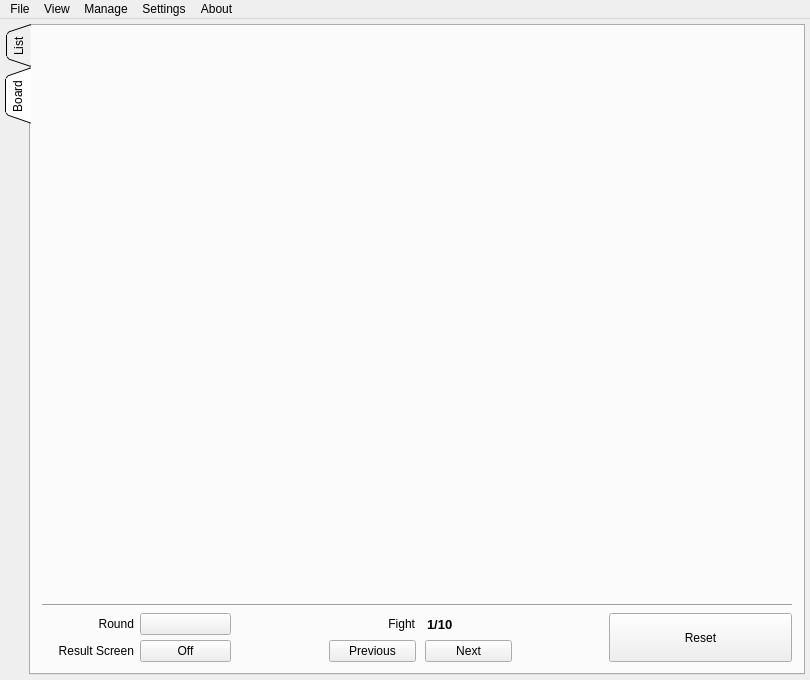
First picture: the form in TeamTournament/MainWindow.ui, repository fmuecke/Ipponboard, before the edit.
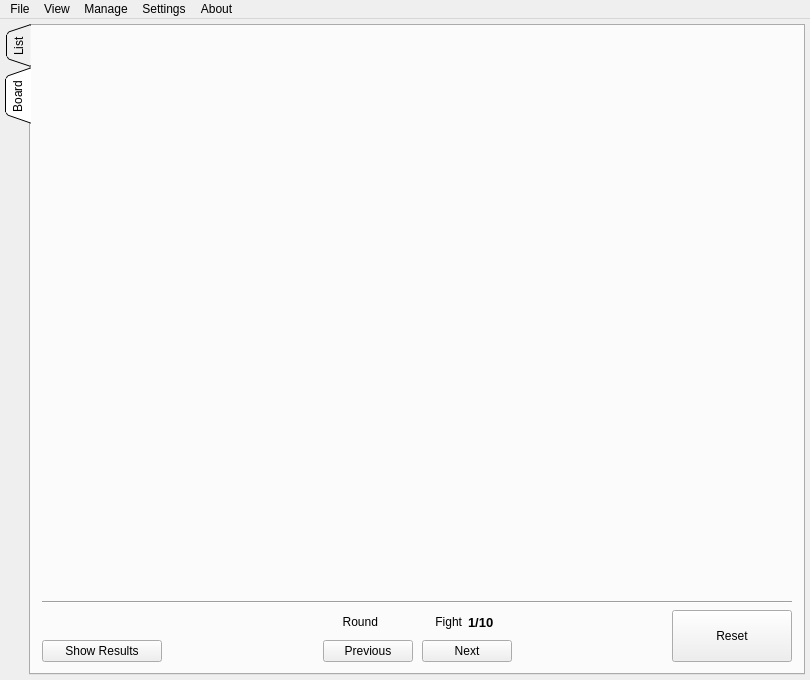
Second picture: the form after the edit. The open tabs and pages were chosen to show the change. Icons and pictures are not drawn. Custom widgets are drawn as their Qt base class.

Commit message: team: fight navigation is now more intuitive - saved fights are shown as saved - rounds can not be changed directly (you have to step through)

What changed in the file:
```diff
--- a/TeamTournament/MainWindow.ui
+++ b/TeamTournament/MainWindow.ui
@@ -743,7 +743,7 @@
        <attribute name="title">
         <string>Board</string>
        </attribute>
-       <layout class="QVBoxLayout" name="verticalLayout_6" stretch="10,0,1">
+       <layout class="QVBoxLayout" name="verticalLayout_6" stretch="10,0,0">
         <item>
          <widget class="QFrame" name="frame_primary_view">
           <property name="styleSheet">
@@ -773,49 +773,39 @@
          </widget>
         </item>
         <item>
-         <layout class="QGridLayout" name="gridLayout_2" columnstretch="1,1,1,2,1,2">
-          <property name="horizontalSpacing">
-           <number>6</number>
+         <layout class="QHBoxLayout" name="horizontalLayout_2" stretch="0,1,0,1,0">
+          <property name="spacing">
+           <number>12</number>
           </property>
-          <property name="verticalSpacing">
-           <number>5</number>
-          </property>
-          <property name="rightMargin">
-           <number>0</number>
-          </property>
-          <property name="bottomMargin">
-           <number>0</number>
-          </property>
-          <item row="1" column="3">
-           <layout class="QHBoxLayout" name="layoutTabView" stretch="0,0">
+          <item>
+           <layout class="QVBoxLayout" name="verticalLayout">
             <property name="spacing">
-             <number>9</number>
+             <number>0</number>
             </property>
+            <property name="leftMargin">
+             <number>0</number>
+            </property>
             <item>
-             <widget class="QPushButton" name="button_prev">
-              <property name="focusPolicy">
-               <enum>Qt::NoFocus</enum>
+             <spacer name="verticalSpacer">
+              <property name="orientation">
+               <enum>Qt::Vertical</enum>
               </property>
-              <property name="toolTip">
-               <string>Re-load previous fight data (Note: the current data will be saved)</string>
-              </property>
-              <property name="text">
-               <string>Previous</string>
-              </property>
-              <property name="icon">
-               <iconset resource="../base/ipponboard.qrc">
-                <normaloff>:/res/icons/left.png</normaloff>:/res/icons/left.png</iconset>
-              </property>
-              <property name="iconSize">
+              <property name="sizeHint" stdset="0">
                <size>
-                <width>16</width>
-                <height>24</height>
+                <width>20</width>
+                <height>10</height>
                </size>
               </property>
-             </widget>
+             </spacer>
             </item>
             <item>
-             <widget class="QPushButton" name="button_next">
+             <widget class="QPushButton" name="button_pause">
+              <property name="minimumSize">
+               <size>
+                <width>120</width>
+                <height>0</height>
+               </size>
+              </property>
               <property name="focusPolicy">
                <enum>Qt::NoFocus</enum>
               </property>
@@ -823,7 +813,7 @@
                <string>Continue with next fight (current data will be saved)</string>
               </property>
               <property name="text">
-               <string notr="true">Next</string>
+               <string>Show Results</string>
               </property>
               <property name="icon">
                <iconset resource="../base/ipponboard.qrc">
@@ -831,16 +821,22 @@
               </property>
               <property name="iconSize">
                <size>
-                <width>16</width>
+                <width>24</width>
                 <height>24</height>
                </size>
               </property>
+              <property name="shortcut">
+               <string notr="true"/>
+              </property>
+              <property name="checkable">
+               <bool>true</bool>
+              </property>
              </widget>
             </item>
            </layout>
           </item>
-          <item row="1" column="4">
-           <spacer name="horizontalSpacer_2">
+          <item>
+           <spacer name="horizontalSpacer_10">
             <property name="orientation">
              <enum>Qt::Horizontal</enum>
             </property>
@@ -852,55 +848,228 @@
             </property>
            </spacer>
           </item>
-          <item row="0" column="3">
-           <layout class="QHBoxLayout" name="horizontalLayout_2">
+          <item>
+           <layout class="QVBoxLayout" name="verticalLayout_5">
             <property name="spacing">
-             <number>12</number>
+             <number>6</number>
             </property>
+            <property name="topMargin">
+             <number>0</number>
+            </property>
             <item>
-             <widget class="QLabel" name="label_8">
-              <property name="font">
-               <font>
-                <weight>50</weight>
-                <bold>false</bold>
-               </font>
+             <layout class="QHBoxLayout" name="horizontalLayout_4">
+              <property name="topMargin">
+               <number>0</number>
               </property>
-              <property name="frameShape">
-               <enum>QFrame::NoFrame</enum>
-              </property>
-              <property name="frameShadow">
-               <enum>QFrame::Plain</enum>
-              </property>
-              <property name="text">
-               <string>Fight</string>
-              </property>
-              <property name="alignment">
-               <set>Qt::AlignRight|Qt::AlignTrailing|Qt::AlignVCenter</set>
-              </property>
-             </widget>
+              <item>
+               <spacer name="horizontalSpacer_8">
+                <property name="orientation">
+                 <enum>Qt::Horizontal</enum>
+                </property>
+                <property name="sizeHint" stdset="0">
+                 <size>
+                  <width>20</width>
+                  <height>20</height>
+                 </size>
+                </property>
+               </spacer>
+              </item>
+              <item>
+               <widget class="QLabel" name="label_round">
+                <property name="font">
+                 <font>
+                  <weight>50</weight>
+                  <italic>false</italic>
+                  <bold>false</bold>
+                 </font>
+                </property>
+                <property name="layoutDirection">
+                 <enum>Qt::LeftToRight</enum>
+                </property>
+                <property name="text">
+                 <string>Round</string>
+                </property>
+                <property name="alignment">
+                 <set>Qt::AlignRight|Qt::AlignTrailing|Qt::AlignVCenter</set>
+                </property>
+               </widget>
+              </item>
+              <item>
+               <widget class="ScaledImage" name="widget_currentRound" native="true">
+                <property name="minimumSize">
+                 <size>
+                  <width>24</width>
+                  <height>24</height>
+                 </size>
+                </property>
+               </widget>
+              </item>
+              <item>
+               <spacer name="horizontalSpacer_9">
+                <property name="orientation">
+                 <enum>Qt::Horizontal</enum>
+                </property>
+                <property name="sizeType">
+                 <enum>QSizePolicy::Fixed</enum>
+                </property>
+                <property name="sizeHint" stdset="0">
+                 <size>
+                  <width>20</width>
+                  <height>20</height>
+                 </size>
+                </property>
+               </spacer>
+              </item>
+              <item>
+               <widget class="QLabel" name="label_8">
+                <property name="font">
+                 <font>
+                  <weight>50</weight>
+                  <bold>false</bold>
+                 </font>
+                </property>
+                <property name="frameShape">
+                 <enum>QFrame::NoFrame</enum>
+                </property>
+                <property name="frameShadow">
+                 <enum>QFrame::Plain</enum>
+                </property>
+                <property name="text">
+                 <string>Fight</string>
+                </property>
+                <property name="alignment">
+                 <set>Qt::AlignRight|Qt::AlignTrailing|Qt::AlignVCenter</set>
+                </property>
+               </widget>
+              </item>
+              <item>
+               <widget class="QLabel" name="label_fight">
+                <property name="font">
+                 <font>
+                  <pointsize>10</pointsize>
+                  <weight>75</weight>
+                  <italic>false</italic>
+                  <bold>true</bold>
+                 </font>
+                </property>
+                <property name="text">
+                 <string>1/10</string>
+                </property>
+                <property name="alignment">
+                 <set>Qt::AlignLeading|Qt::AlignLeft|Qt::AlignVCenter</set>
+                </property>
+               </widget>
+              </item>
+              <item>
+               <spacer name="horizontalSpacer_7">
+                <property name="orientation">
+                 <enum>Qt::Horizontal</enum>
+                </property>
+                <property name="sizeHint" stdset="0">
+                 <size>
+                  <width>20</width>
+                  <height>20</height>
+                 </size>
+                </property>
+               </spacer>
+              </item>
+             </layout>
             </item>
             <item>
-             <widget class="QLabel" name="label_fight">
-              <property name="font">
-               <font>
-                <pointsize>10</pointsize>
-                <weight>75</weight>
-                <italic>false</italic>
-                <bold>true</bold>
-               </font>
+             <layout class="QHBoxLayout" name="layoutTabView" stretch="0,0,0,0">
+              <property name="spacing">
+               <number>9</number>
               </property>
-              <property name="text">
-               <string>1/10</string>
-              </property>
-              <property name="alignment">
-               <set>Qt::AlignLeading|Qt::AlignLeft|Qt::AlignVCenter</set>
-              </property>
-             </widget>
+              <item>
+               <spacer name="horizontalSpacer_2">
+                <property name="orientation">
+                 <enum>Qt::Horizontal</enum>
+                </property>
+                <property name="sizeHint" stdset="0">
+                 <size>
+                  <width>40</width>
+                  <height>20</height>
+                 </size>
+                </property>
+               </spacer>
+              </item>
+              <item>
+               <widget class="QPushButton" name="button_prev">
+                <property name="minimumSize">
+                 <size>
+                  <width>90</width>
+                  <height>0</height>
+                 </size>
+                </property>
+                <property name="focusPolicy">
+                 <enum>Qt::NoFocus</enum>
+                </property>
+                <property name="toolTip">
+                 <string>Re-load previous fight data (Note: the current data will be saved)</string>
+                </property>
+                <property name="text">
+                 <string>Previous</string>
+                </property>
+                <property name="icon">
+                 <iconset resource="../base/ipponboard.qrc">
+                  <normaloff>:/res/icons/left.png</normaloff>:/res/icons/left.png</iconset>
+                </property>
+                <property name="iconSize">
+                 <size>
+                  <width>16</width>
+                  <height>24</height>
+                 </size>
+                </property>
+               </widget>
+              </item>
+              <item>
+               <widget class="QPushButton" name="button_next">
+                <property name="minimumSize">
+                 <size>
+                  <width>90</width>
+                  <height>0</height>
+                 </size>
+                </property>
+                <property name="focusPolicy">
+                 <enum>Qt::NoFocus</enum>
+                </property>
+                <property name="toolTip">
+                 <string>Continue with next fight (current data will be saved)</string>
+                </property>
+                <property name="text">
+                 <string notr="true">Next</string>
+                </property>
+                <property name="icon">
+                 <iconset resource="../base/ipponboard.qrc">
+                  <normaloff>:/res/icons/right.png</normaloff>:/res/icons/right.png</iconset>
+                </property>
+                <property name="iconSize">
+                 <size>
+                  <width>16</width>
+                  <height>24</height>
+                 </size>
+                </property>
+               </widget>
+              </item>
+              <item>
+               <spacer name="horizontalSpacer_6">
+                <property name="orientation">
+                 <enum>Qt::Horizontal</enum>
+                </property>
+                <property name="sizeHint" stdset="0">
+                 <size>
+                  <width>40</width>
+                  <height>20</height>
+                 </size>
+                </property>
+               </spacer>
+              </item>
+             </layout>
             </item>
            </layout>
           </item>
-          <item row="1" column="2">
-           <spacer name="horizontalSpacer_7">
+          <item>
+           <spacer name="horizontalSpacer_11">
             <property name="orientation">
              <enum>Qt::Horizontal</enum>
             </property>
@@ -912,109 +1081,7 @@
             </property>
            </spacer>
           </item>
-          <item row="1" column="1">
-           <widget class="QPushButton" name="button_pause">
-            <property name="focusPolicy">
-             <enum>Qt::NoFocus</enum>
-            </property>
-            <property name="toolTip">
-             <string>Show result screen (F4)</string>
-            </property>
-            <property name="text">
-             <string>Off</string>
-            </property>
-            <property name="icon">
-             <iconset resource="../base/ipponboard.qrc">
-              <normaloff>:/res/images/off.png</normaloff>
-              <normalon>:/res/images/on_green.png</normalon>
-              <activeoff>:/res/images/off.png</activeoff>
-              <selectedoff>:/res/images/off.png</selectedoff>:/res/images/off.png</iconset>
-            </property>
-            <property name="iconSize">
-             <size>
-              <width>24</width>
-              <height>24</height>
-             </size>
-            </property>
-            <property name="shortcut">
-             <string notr="true"/>
-            </property>
-            <property name="checkable">
-             <bool>true</bool>
-            </property>
-           </widget>
-          </item>
-          <item row="1" column="0">
-           <widget class="QLabel" name="label_result_screen">
-            <property name="font">
-             <font>
-              <weight>50</weight>
-              <italic>false</italic>
-              <bold>false</bold>
-             </font>
-            </property>
-            <property name="text">
-             <string>Result Screen</string>
-            </property>
-            <property name="alignment">
-             <set>Qt::AlignRight|Qt::AlignTrailing|Qt::AlignVCenter</set>
-            </property>
-           </widget>
-          </item>
-          <item row="0" column="0">
-           <widget class="QLabel" name="label_round">
-            <property name="font">
-             <font>
-              <weight>50</weight>
-              <italic>false</italic>
-              <bold>false</bold>
-             </font>
-            </property>
-            <property name="layoutDirection">
-             <enum>Qt::LeftToRight</enum>
-            </property>
-            <property name="text">
-             <string>Round</string>
-            </property>
-            <property name="alignment">
-             <set>Qt::AlignRight|Qt::AlignTrailing|Qt::AlignVCenter</set>
-            </property>
-           </widget>
-          </item>
-          <item row="0" column="1">
-           <widget class="QPushButton" name="button_current_round">
-            <property name="focusPolicy">
-             <enum>Qt::NoFocus</enum>
-            </property>
-            <property name="toolTip">
-             <string>Switch current round</string>
-            </property>
-            <property name="layoutDirection">
-             <enum>Qt::RightToLeft</enum>
-            </property>
-            <property name="text">
-             <string/>
-            </property>
-            <property name="icon">
-             <iconset resource="../base/ipponboard.qrc">
-              <normaloff>:/res/images/one_blue.png</normaloff>
-              <normalon>:/res/images/two_green.png</normalon>:/res/images/one_blue.png</iconset>
-            </property>
-            <property name="iconSize">
-             <size>
-              <width>24</width>
-              <height>24</height>
-             </size>
-            </property>
-            <property name="checkable">
-             <bool>true</bool>
-            </property>
-            <property name="flat">
-             <bool>false</bool>
-            </property>
-           </widget>
-          </item>
-          <item row="0" column="5" rowspan="2">
+          <item>
            <widget class="QPushButton" name="button_reset">
             <property name="sizePolicy">
              <sizepolicy hsizetype="Expanding" vsizetype="Expanding">
@@ -1022,6 +1089,12 @@
               <verstretch>0</verstretch>
              </sizepolicy>
             </property>
+            <property name="minimumSize">
+             <size>
+              <width>120</width>
+              <height>0</height>
+             </size>
+            </property>
             <property name="focusPolicy">
              <enum>Qt::NoFocus</enum>
             </property>
@@ -1424,6 +1497,14 @@
   </action>
  </widget>
  <layoutdefault spacing="6" margin="11"/>
+ <customwidgets>
+  <customwidget>
+   <class>ScaledImage</class>
+   <extends>QWidget</extends>
+   <header>../Widgets/ScaledImage.h</header>
+   <container>1</container>
+  </customwidget>
+ </customwidgets>
  <tabstops>
   <tabstop>tabWidget</tabstop>
   <tabstop>tableView_tournament_list1</tabstop>
```
Left out of the diff: 8 changed lines with no effect on the pictures. The commit also changes 6 other files.
